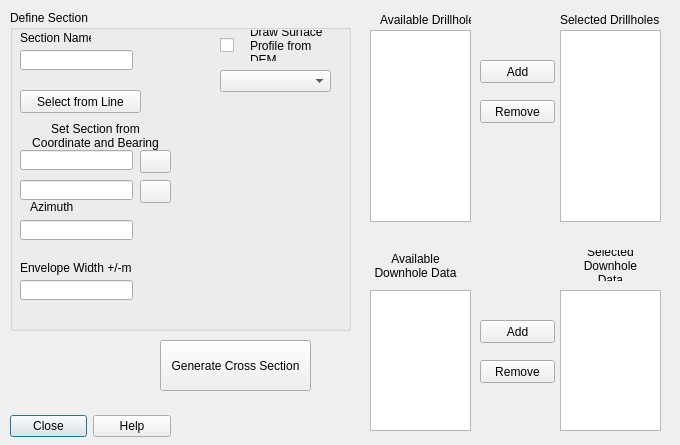
Qt form QDrillerPlugin/generatesection_dialog_base.ui (valheran/QDriller) before a commit.
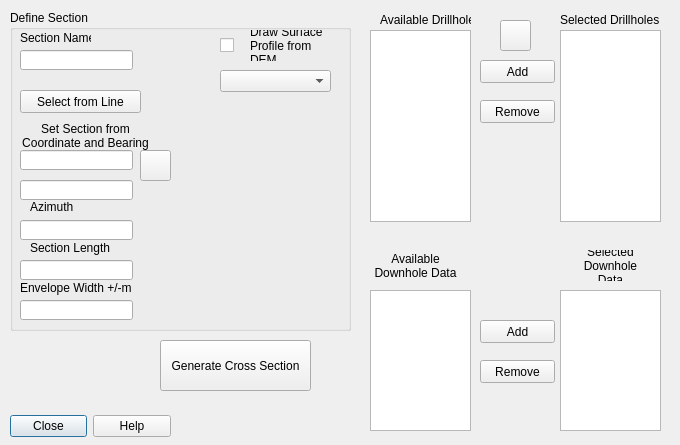
The same form after that commit. Icons and pictures are not drawn.

Commit message:
Generate Section GUI, Backend
More linking up of the Generate Section GUI (drillhole and log selection
boxes.  Also tested the running of the drawing functions. Implemented
saving project settings to file and then reading them back in. still
need to implement adding section info to this file

```diff
--- a/QDrillerPlugin/generatesection_dialog_base.ui
+++ b/QDrillerPlugin/generatesection_dialog_base.ui
@@ -80,24 +80,15 @@
       <x>130</x>
       <y>140</y>
       <width>31</width>
-      <height>23</height>
+      <height>31</height>
      </rect>
     </property>
     <property name="text">
      <string/>
     </property>
-   </widget>
-   <widget class="QPushButton" name="btnOriginY">
-    <property name="geometry">
-     <rect>
-      <x>130</x>
-      <y>170</y>
-      <width>31</width>
-      <height>23</height>
-     </rect>
-    </property>
-    <property name="text">
-     <string/>
+    <property name="icon">
+     <iconset resource="resources.qrc">
+      <normaloff>:/plugins/QDriller/icons/mouse-pointer.svg</normaloff>:/plugins/QDriller/icons/mouse-pointer.svg</iconset>
     </property>
    </widget>
    <widget class="QPushButton" name="btnFromLine">
@@ -116,7 +107,7 @@
    <widget class="QLabel" name="label">
     <property name="geometry">
      <rect>
-      <x>20</x>
+      <x>10</x>
       <y>110</y>
       <width>131</width>
       <height>31</height>
@@ -149,7 +140,7 @@
     <property name="geometry">
      <rect>
       <x>10</x>
-      <y>250</y>
+      <y>270</y>
       <width>111</width>
       <height>16</height>
      </rect>
@@ -162,7 +153,7 @@
     <property name="geometry">
      <rect>
       <x>10</x>
-      <y>270</y>
+      <y>290</y>
       <width>113</width>
       <height>20</height>
      </rect>
@@ -230,6 +221,29 @@
      </rect>
     </property>
    </widget>
+   <widget class="QLineEdit" name="ledSecLength">
+    <property name="geometry">
+     <rect>
+      <x>10</x>
+      <y>250</y>
+      <width>113</width>
+      <height>20</height>
+     </rect>
+    </property>
+   </widget>
+   <widget class="QLabel" name="label_10">
+    <property name="geometry">
+     <rect>
+      <x>20</x>
+      <y>230</y>
+      <width>81</width>
+      <height>16</height>
+     </rect>
+    </property>
+    <property name="text">
+     <string>Section Length</string>
+    </property>
+   </widget>
   </widget>
   <widget class="QListWidget" name="lstSelDH">
    <property name="geometry">
@@ -406,6 +420,23 @@
     <string>Generate Cross Section</string>
    </property>
   </widget>
+  <widget class="QPushButton" name="btnFilterHoles">
+   <property name="geometry">
+    <rect>
+     <x>500</x>
+     <y>20</y>
+     <width>31</width>
+     <height>31</height>
+    </rect>
+   </property>
+   <property name="text">
+    <string/>
+   </property>
+   <property name="icon">
+    <iconset resource="resources.qrc">
+     <normaloff>:/plugins/QDriller/icons/mActionFilter.png</normaloff>:/plugins/QDriller/icons/mActionFilter.png</iconset>
+   </property>
+  </widget>
  </widget>
  <resources/>
  <connections>
```
Left out of the diff: 14 changed lines with no effect on the pictures. The commit also changes 7 other files.
